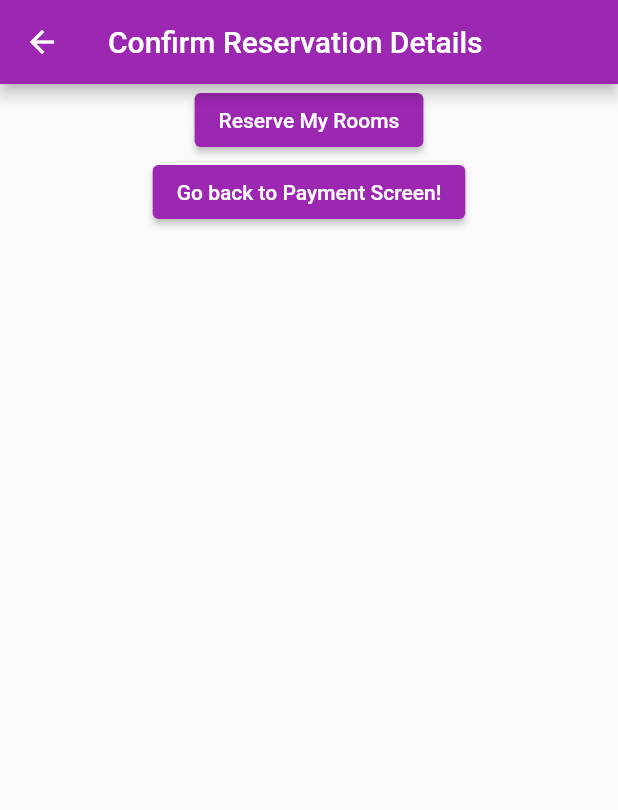
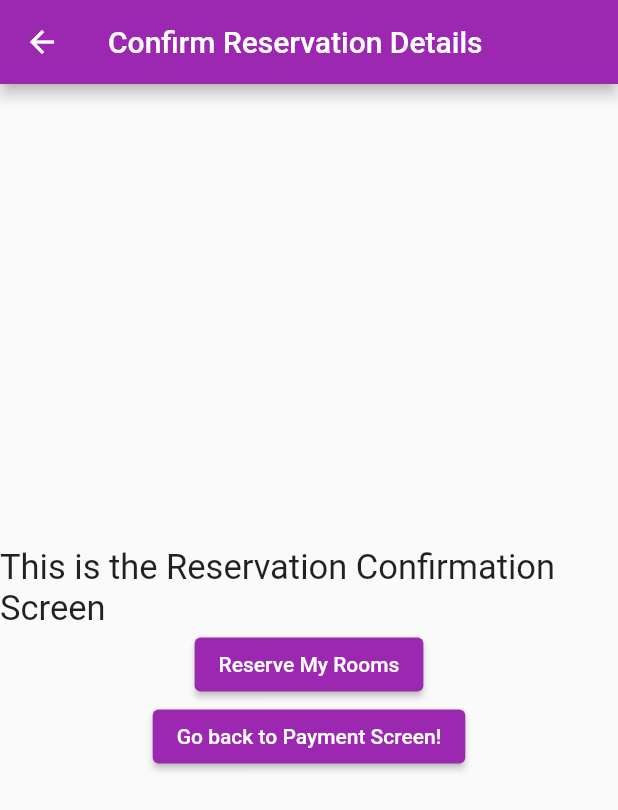
Before and after one commit to jwelbeck52/RestWell-Hotel, a Flutter app: the PaymentScreen screen opened by its route, after a tap on "Go to Confirm Reservation Details", on a phone screen of 412 x 824 dp. Shown: the top 810 px of the screen. Run offline on Flutter 3.47's test engine with Material 2 defaults, Android fonts, the phone set to English and light mode, and no system bars.

```diff
--- a/lib/main.dart
+++ b/lib/main.dart
@@ -29,7 +29,7 @@ class HomeScreen extends StatelessWidget {
   Widget build(BuildContext context) {
     return Scaffold(
       appBar: AppBar(
-        title: Text('Reserve Your Room'),
+        title: Text('RestWell Hotel'),
       ),
       body: Center(
         child: ElevatedButton(
@@ -53,8 +53,13 @@ class RoomSelectionScreen extends StatelessWidget {
         ),
         body: Center(
           child: Column(
+            mainAxisAlignment: MainAxisAlignment.center,
             crossAxisAlignment: CrossAxisAlignment.center,
             children: [
+              Text(
+                'This is the Room Selection Screen',
+                style: TextStyle(fontSize: 23),
+              ),
               ElevatedButton(
                 child: Text('Go to Personal Details'),
                 // color: Colors.orangeAccent,
@@ -84,7 +89,13 @@ class PersonalDetailsScreen extends StatelessWidget {
         ),
         body: Center(
           child: Column(
+            mainAxisAlignment: MainAxisAlignment.center,
+            crossAxisAlignment: CrossAxisAlignment.center,
             children: [
+              Text(
+                'This is the Personal Details Screen',
+                style: TextStyle(fontSize: 23),
+              ),
               ElevatedButton(
                 child: Text('Go to Payments'),
                 // color: Colors.orangeAccent,
@@ -114,7 +125,13 @@ class PaymentScreen extends StatelessWidget {
         ),
         body: Center(
           child: Column(
+            mainAxisAlignment: MainAxisAlignment.center,
+            crossAxisAlignment: CrossAxisAlignment.center,
             children: [
+              Text(
+                'This is the Payments Screen',
+                style: TextStyle(fontSize: 23),
+              ),
               ElevatedButton(
                 child: Text('Go to Confirm Reservation Details'),
                 // color: Colors.orangeAccent,
@@ -144,7 +161,13 @@ class DetailsConfirmationScreen extends StatelessWidget {
         ),
         body: Center(
           child: Column(
+            mainAxisAlignment: MainAxisAlignment.center,
+            crossAxisAlignment: CrossAxisAlignment.center,
             children: [
+              Text(
+                'This is the Reservation Confirmation Screen',
+                style: TextStyle(fontSize: 23),
+              ),
               ElevatedButton(
                 child: Text('Reserve My Rooms'),
                 // color: Colors.orangeAccent,
@@ -174,7 +197,13 @@ class StatusScreen extends StatelessWidget {
         ),
         body: Center(
           child: Column(
+            mainAxisAlignment: MainAxisAlignment.center,
+            crossAxisAlignment: CrossAxisAlignment.center,
             children: [
+              Text(
+                'This is Reservation Status Screen',
+                style: TextStyle(fontSize: 23),
+              ),
               ElevatedButton(
                 // color: Colors.blueGrey,
                 onPressed: () {
```
